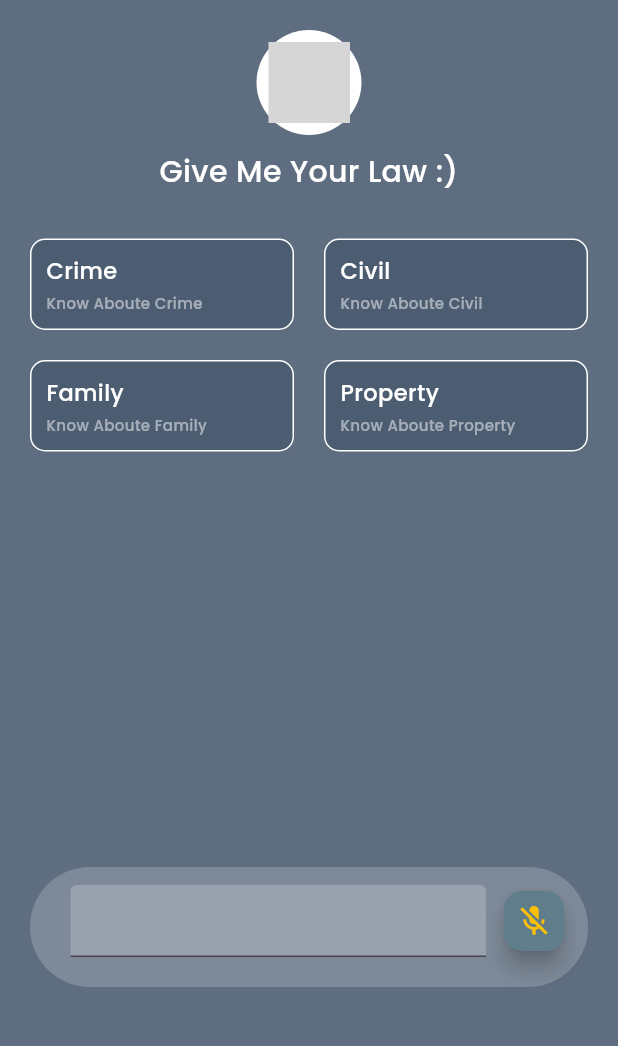
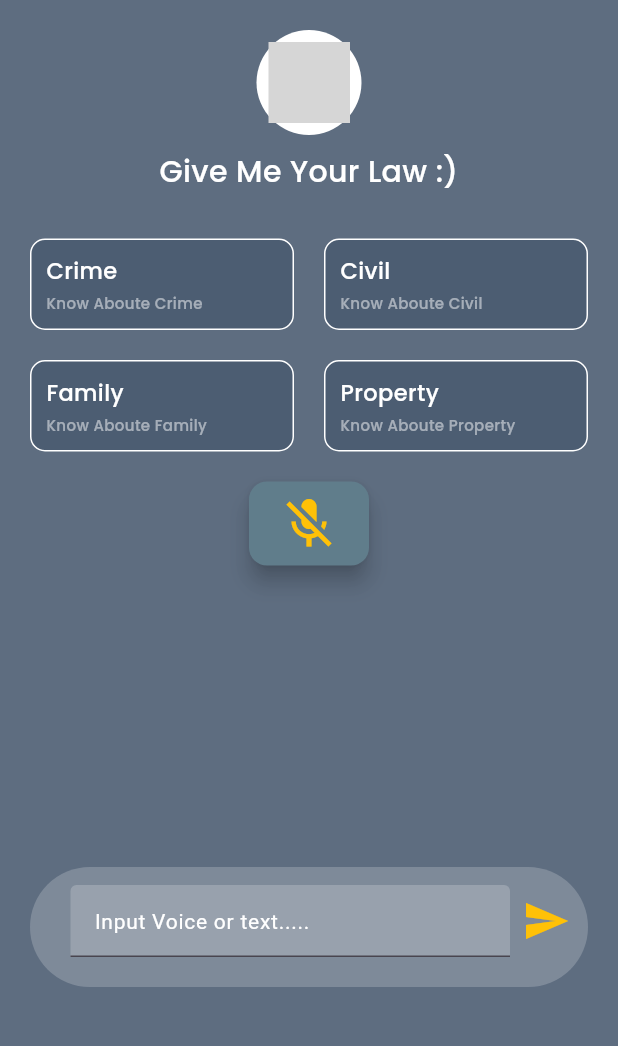
Before and after one commit to abdurrakibrafi/lawer_finder, a Flutter app: the HomeView screen opened directly, on a phone screen of 412 x 824 dp, the part 84-1130 px from its top. Run offline on Flutter 3.47's test engine with Material 3 defaults, Android fonts, the light colour scheme and no system bars; our stand-ins replace cloud_firestore, firebase_auth, firebase_core, flashy_tab_bar2, fluttertoast, get and 4 more; accounts and stored records are empty; grey boxes are pictures that could not be loaded.

Commit message:
lawer list

```diff
--- a/lawer_finder/lib/views/home/home-view.dart
+++ b/lawer_finder/lib/views/home/home-view.dart
@@ -1,3 +1,5 @@
+// ignore_for_file: prefer_const_constructors
+
 import 'package:flutter/material.dart';
 import 'package:lawer_finder/app/constants.dart';
 import 'package:lawer_finder/app/theme.dart';
@@ -158,6 +160,22 @@ class _HomeViewState extends State<HomeView> {
                 ],
               ),
               box(20),
+              SizedBox(
+                width: 80,
+                height: 56,
+                child: FloatingActionButton.small(
+                  onPressed: _speechToText.isNotListening
+                      ? _startListening
+                      : _stopListening,
+                  tooltip: 'Listen',
+                  backgroundColor: Colors.blueGrey,
+                  child: Icon(
+                    _speechToText.isNotListening ? Icons.mic_off : Icons.mic,
+                    color: Colors.amber,
+                    size: 40,
+                  ),
+                ),
+              ),
               const Expanded(child: SizedBox()),
               bottomWidget()
             ],
@@ -194,6 +212,9 @@ class _HomeViewState extends State<HomeView> {
                         minLines: 1,
                         maxLines: 1,
                         decoration: InputDecoration(
+                          hintText: 'Input Voice or text.....',
+                          hintStyle:
+                              TextStyle(fontSize: 14, color: Colors.white),
                           filled: true,
                           fillColor: AppTheme.whiteColor.withOpacity(0.2),
                         ),
@@ -202,20 +223,10 @@ class _HomeViewState extends State<HomeView> {
                     const SizedBox(
                       width: 8,
                     ),
-                    FloatingActionButton.small(
-                      onPressed:
-                          // If not yet listening for speech start, otherwise stop
-                          _speechToText.isNotListening
-                              ? _startListening
-                              : _stopListening,
-                      tooltip: 'Listen',
-                      backgroundColor: Colors.blueGrey,
-                      child: Icon(
-                        _speechToText.isNotListening
-                            ? Icons.mic_off
-                            : Icons.mic,
-                        color: Colors.amber,
-                      ),
+                    Icon(
+                      Icons.send,
+                      color: Colors.amber,
+                      size: 32,
                     )
                   ],
                 ),
```
